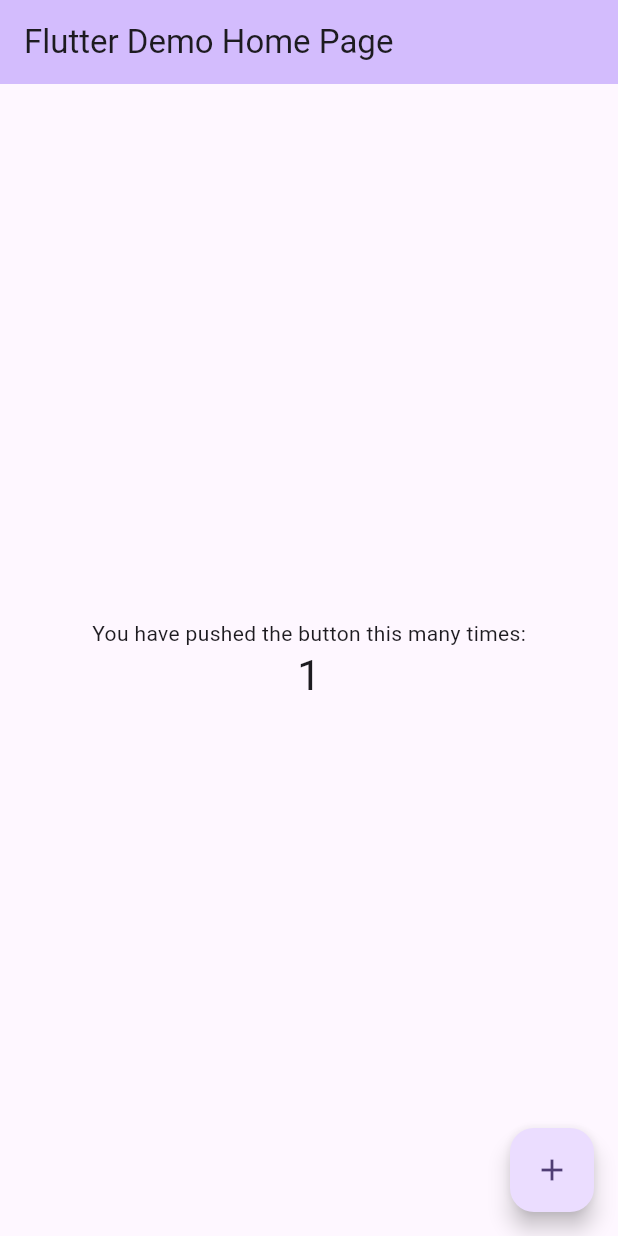
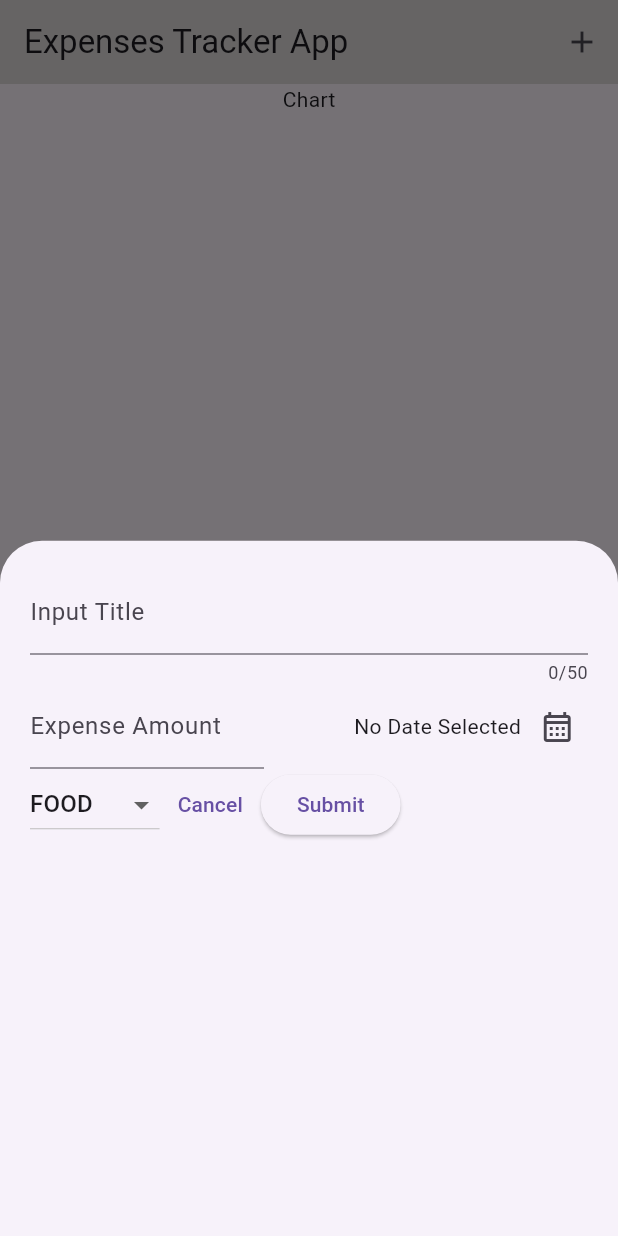
Before and after one commit to husz13/Expense_Tracker, a Flutter app: the screen it shows after launch, after a tap on the "add" icon, on a phone screen of 412 x 824 dp. Run offline on Flutter 3.47's test engine with Material 2 defaults, Android fonts, the phone set to English and light mode, and no system bars.

Commit message:
finished Adding New Expense

```diff
--- /dev/null
+++ b/lib/data/shown_list.dart
@@ -0,0 +1,3 @@
+import 'package:expense_tracker/models/expense_model.dart';
+
+List<ExpenseModel> listOfExpenses = [];
--- a/lib/main.dart
+++ b/lib/main.dart
@@ -1,125 +1,11 @@
+import 'package:expense_tracker/widgets/expenses.dart';
 import 'package:flutter/material.dart';
 
 void main() {
-  runApp(const MyApp());
+  runApp(
+    MaterialApp(
+      theme: ThemeData(useMaterial3: true),
+      home: Expenses(),
+    ),
+  );
 }
-
-class MyApp extends StatelessWidget {
-  const MyApp({super.key});
-
-  // This widget is the root of your application.
-  @override
-  Widget build(BuildContext context) {
-    return MaterialApp(
-      title: 'Flutter Demo',
-      theme: ThemeData(
-        // This is the theme of your application.
-        //
-        // TRY THIS: Try running your application with "flutter run". You'll see
-        // the application has a blue toolbar. Then, without quitting the app,
-        // try changing the seedColor in the colorScheme below to Colors.green
-        // and then invoke "hot reload" (save your changes or press the "hot
-        // reload" button in a Flutter-supported IDE, or press "r" if you used
-        // the command line to start the app).
-        //
-        // Notice that the counter didn't reset back to zero; the application
-        // state is not lost during the reload. To reset the state, use hot
-        // restart instead.
-        //
-        // This works for code too, not just values: Most code changes can be
-        // tested with just a hot reload.
-        colorScheme: ColorScheme.fromSeed(seedColor: Colors.deepPurple),
-        useMaterial3: true,
-      ),
-      home: const MyHomePage(title: 'Flutter Demo Home Page'),
-    );
-  }
-}
-
-class MyHomePage extends StatefulWidget {
-  const MyHomePage({super.key, required this.title});
-
-  // This widget is the home page of your application. It is stateful, meaning
-  // that it has a State object (defined below) that contains fields that affect
-  // how it looks.
-
-  // This class is the configuration for the state. It holds the values (in this
-  // case the title) provided by the parent (in this case the App widget) and
-  // used by the build method of the State. Fields in a Widget subclass are
-  // always marked "final".
-
-  final String title;
-
-  @override
-  State<MyHomePage> createState() => _MyHomePageState();
-}
-
-class _MyHomePageState extends State<MyHomePage> {
-  int _counter = 0;
-
-  void _incrementCounter() {
-    setState(() {
-      // This call to setState tells the Flutter framework that something has
-      // changed in this State, which causes it to rerun the build method below
-      // so that the display can reflect the updated values. If we changed
-      // _counter without calling setState(), then the build method would not be
-      // called again, and so nothing would appear to happen.
-      _counter++;
-    });
-  }
-
-  @override
-  Widget build(BuildContext context) {
-    // This method is rerun every time setState is called, for instance as done
-    // by the _incrementCounter method above.
-    //
-    // The Flutter framework has been optimized to make rerunning build methods
-    // fast, so that you can just rebuild anything that needs updating rather
-    // than having to individually change instances of widgets.
-    return Scaffold(
-      appBar: AppBar(
-        // TRY THIS: Try changing the color here to a specific color (to
-        // Colors.amber, perhaps?) and trigger a hot reload to see the AppBar
-        // change color while the other colors stay the same.
-        backgroundColor: Theme.of(context).colorScheme.inversePrimary,
-        // Here we take the value from the MyHomePage object that was created by
-        // the App.build method, and use it to set our appbar title.
-        title: Text(widget.title),
-      ),
-      body: Center(
-        // Center is a layout widget. It takes a single child and positions it
-        // in the middle of the parent.
-        child: Column(
-          // Column is also a layout widget. It takes a list of children and
-          // arranges them vertically. By default, it sizes itself to fit its
-          // children horizontally, and tries to be as tall as its parent.
-          //
-          // Column has various properties to control how it sizes itself and
-          // how it positions its children. Here we use mainAxisAlignment to
-          // center the children vertically; the main axis here is the vertical
-          // axis because Columns are vertical (the cross axis would be
-          // horizontal).
-          //
-          // TRY THIS: Invoke "debug painting" (choose the "Toggle Debug Paint"
-          // action in the IDE, or press "p" in the console), to see the
-          // wireframe for each widget.
-          mainAxisAlignment: MainAxisAlignment.center,
-          children: <Widget>[
-            const Text(
-              'You have pushed the button this many times:',
-            ),
-            Text(
-              '$_counter',
-              style: Theme.of(context).textTheme.headlineMedium,
-            ),
-          ],
-        ),
-      ),
-      floatingActionButton: FloatingActionButton(
-        onPressed: _incrementCounter,
-        tooltip: 'Increment',
-        child: const Icon(Icons.add),
-      ), // This trailing comma makes auto-formatting nicer for build methods.
-    );
-  }
-}
--- /dev/null
+++ b/lib/models/expense_model.dart
@@ -0,0 +1,32 @@
+import 'package:flutter/material.dart';
+import 'package:uuid/uuid.dart';
+import 'package:intl/intl.dart';
+
+const uuId = Uuid();
+final formatter = DateFormat.yMd();
+
+enum Category { food, travel, leisure, work }
+
+final iconsList = {
+  Category.food: Icons.lunch_dining,
+  Category.leisure: Icons.movie,
+  Category.work: Icons.work,
+  Category.travel: Icons.flight
+};
+
+class ExpenseModel {
+  ExpenseModel(
+      {required this.title,
+      required this.amount,
+      required this.date,
+      required this.category})
+      : id = uuId.v4();
+  final String id;
+  final String title;
+  final double amount;
+  final DateTime date;
+  final Category category;
+  get formattedDate {
+    return formatter.format(date);
+  }
+}
--- /dev/null
+++ b/lib/widgets/expenses.dart
@@ -0,0 +1,68 @@
+import 'package:expense_tracker/data/shown_list.dart';
+import 'package:expense_tracker/widgets/expenses_list/expenses_list.dart';
+import 'package:expense_tracker/models/expense_model.dart';
+import 'package:expense_tracker/widgets/new_expense.dart';
+import 'package:flutter/material.dart';
+
+class Expenses extends StatefulWidget {
+  const Expenses({super.key});
+  @override
+  State<StatefulWidget> createState() {
+    return _ExpensesState();
+  }
+}
+
+class _ExpensesState extends State<Expenses> {
+  /*final List<ExpenseModel> expList = [
+    ExpenseModel(
+      title: "Food Of The Month",
+      amount: 300.75,
+      date: DateTime.now(),
+      category: Category.food,
+    ),
+    ExpenseModel(
+      title: "Courses",
+      amount: 150.99,
+      date: DateTime.now(),
+      category: Category.work,
+    )
+  ];*/
+  //List<ExpenseModel> listOfExpenses = [];
+
+  void _openAddExpenseOverlay() {
+    showModalBottomSheet(
+      context: context,
+      builder: (ctx) {
+        return NewExpense(updateList);
+      },
+    );
+  }
+
+  void updateList(ExpenseModel newExpese) {
+    ////////////////////////////////////////////////////////////////
+    setState(() {
+      listOfExpenses.add(newExpese);
+    });
+  }
+
+  @override
+  Widget build(BuildContext context) {
+    return Scaffold(
+      appBar: AppBar(
+        title: const Text("Expenses Tracker App"),
+        backgroundColor: Color.fromARGB(255, 222, 219, 219),
+        actions: [
+          IconButton(
+              onPressed: _openAddExpenseOverlay, icon: const Icon(Icons.add))
+        ],
+      ),
+      body: Column(
+        mainAxisAlignment: MainAxisAlignment.center,
+        children: [
+          Text("Chart"),
+          Expanded(child: ExpenseList(expenseList: listOfExpenses)),
+        ],
+      ),
+    );
+  }
+}
--- /dev/null
+++ b/lib/widgets/expenses_list/expenses_list.dart
@@ -0,0 +1,15 @@
+import 'package:expense_tracker/models/expense_model.dart';
+import 'package:expense_tracker/widgets/expenses_list/expense_item.dart';
+import 'package:flutter/cupertino.dart';
+
+class ExpenseList extends StatelessWidget {
+  const ExpenseList({super.key, required this.expenseList});
+  final List<ExpenseModel> expenseList;
+  @override
+  Widget build(BuildContext context) {
+    return ListView.builder(
+      itemCount: expenseList.length,
+      itemBuilder: (ctx, index) => ExpenseItem(expenseList[index]),
+    );
+  }
+}
--- /dev/null
+++ b/lib/widgets/new_expense.dart
@@ -0,0 +1,145 @@
+//import 'package:expense_tracker/data/shown_list.dart';
+import 'package:expense_tracker/models/expense_model.dart';
+import 'package:flutter/material.dart';
+//import 'package:expense_tracker/widgets/expenses.dart';
+
+class NewExpense extends StatefulWidget {
+  const NewExpense(this.onAddExpense, {super.key});
+  final void Function(ExpenseModel) onAddExpense;
+  @override
+  State<NewExpense> createState() {
+    return _NewExpenseState();
+  }
+}
+
+class _NewExpenseState extends State<NewExpense> {
+  final _titleController = TextEditingController();
+  final _amountController = TextEditingController();
+  DateTime? selectedDate;
+  Category selectedCategory = Category.food;
+
+  void submitData() {
+    final enteredAmount = double.tryParse(_amountController.text);
+    final amountInvalid = (enteredAmount == null) || enteredAmount <= 0;
+
+    if (_titleController.text.trim().isEmpty ||
+        amountInvalid ||
+        selectedDate == null) {
+      showDialog(
+        context: context,
+        builder: (ctx) => AlertDialog(
+          titleTextStyle: const TextStyle(fontSize: 22, color: Colors.black),
+          title: const Text("Error"),
+          content: const Text("Please Enter Some Values"),
+          actions: [
+            const BackButton(),
+            TextButton(
+                onPressed: () {
+                  Navigator.pop(ctx);
+                },
+                child: const Text("Back"))
+          ],
+        ),
+      );
+      return;
+    }
+
+    widget.onAddExpense(
+      ExpenseModel(
+          title: _titleController.text,
+          amount: double.parse(_amountController.text),
+          date: selectedDate!,
+          category: selectedCategory),
+    );
+  }
+
+  void openDatePicker() async {
+    final now = DateTime.now();
+    final firstDate = DateTime(now.year - 1, now.month, now.day);
+    final lastDate = now;
+    final pickedDate = await showDatePicker(
+      confirmText: "Sibmit Date",
+      context: context,
+      initialDate: now,
+      firstDate: firstDate,
+      lastDate: lastDate,
+    );
+    setState(() {
+      selectedDate = pickedDate;
+    });
+  }
+
+  @override
+  void dispose() {
+    _titleController.dispose();
+    _amountController.dispose();
+    super.dispose();
+  }
+
+  @override
+  Widget build(BuildContext context) {
+    return Padding(
+      padding: const EdgeInsets.all(20),
+      child: Column(
+        children: [
+          TextField(
+            controller: _titleController,
+            decoration: const InputDecoration(label: Text("Input Title")),
+            maxLength: 50,
+          ),
+          Row(
+            children: [
+              Expanded(
+                child: TextField(
+                  decoration: const InputDecoration(
+                      label: Text("Expense Amount"), prefixText: "\$ "),
+                  keyboardType: TextInputType.number,
+                  controller: _amountController,
+                ),
+              ),
+              const SizedBox(width: 60),
+              Expanded(
+                child: Row(
+                  mainAxisAlignment: MainAxisAlignment.end,
+                  crossAxisAlignment: CrossAxisAlignment.center,
+                  children: [
+                    Text(selectedDate == null
+                        ? "No Date Selected"
+                        : formatter.format(selectedDate!)),
+                    IconButton(
+                        onPressed: openDatePicker,
+                        icon: const Icon(Icons.calendar_month_outlined))
+                  ],
+                ),
+              )
+            ],
+          ),
+          Row(
+            children: [
+              DropdownButton(
+                  value: selectedCategory,
+                  items: Category.values
+                      .map((item) => DropdownMenuItem(
+                          value: item, child: Text(item.name.toUpperCase())))
+                      .toList(),
+                  onChanged: (value) {
+                    if (value == null) {
+                      return;
+                    }
+                    setState(() {
+                      selectedCategory = value;
+                    });
+                  }),
+              TextButton(
+                  onPressed: () {
+                    Navigator.pop(context);
+                  },
+                  child: const Text("Cancel")),
+              ElevatedButton(onPressed: submitData, child: const Text("Submit"))
+            ],
+          ),
+        ],
+      ),
+    );
+  }
+}
--- a/pubspec.yaml
+++ b/pubspec.yaml
@@ -35,6 +35,8 @@ dependencies:
   # The following adds the Cupertino Icons font to your application.
   # Use with the CupertinoIcons class for iOS style icons.
   cupertino_icons: ^1.0.2
+  uuid: ^3.0.7
+  intl: ^0.18.1
 
 dev_dependencies:
   flutter_test:
```
Also changed, not shown: lib/widgets/expenses_list/expense_item.dart (added, +33 -0 lines), pubspec.lock, 1 other file.
